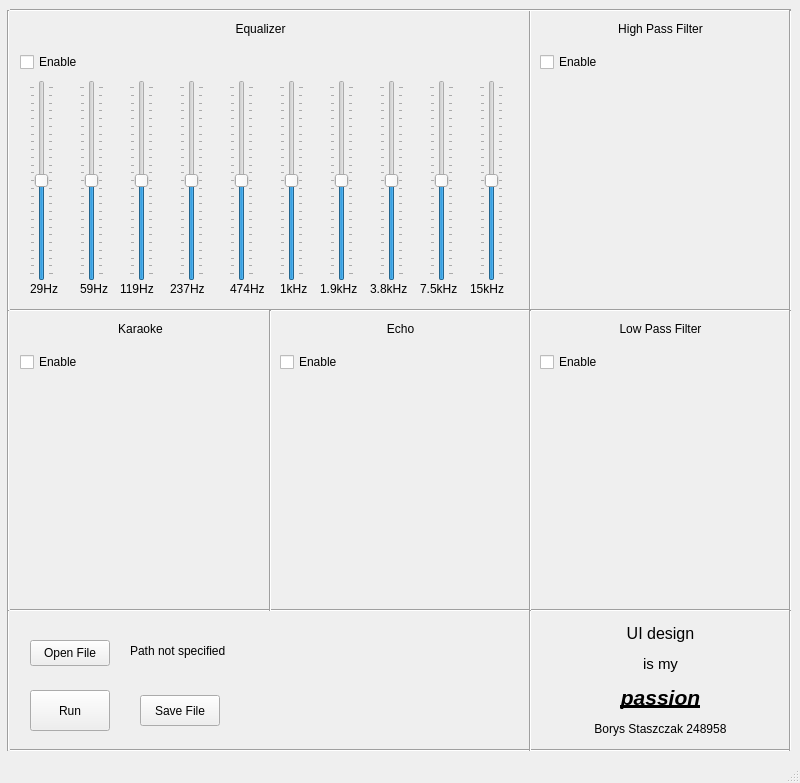
Qt form MainWindow.ui (BlueCookieFrog/Procesory-Sygnalowe) before a commit.
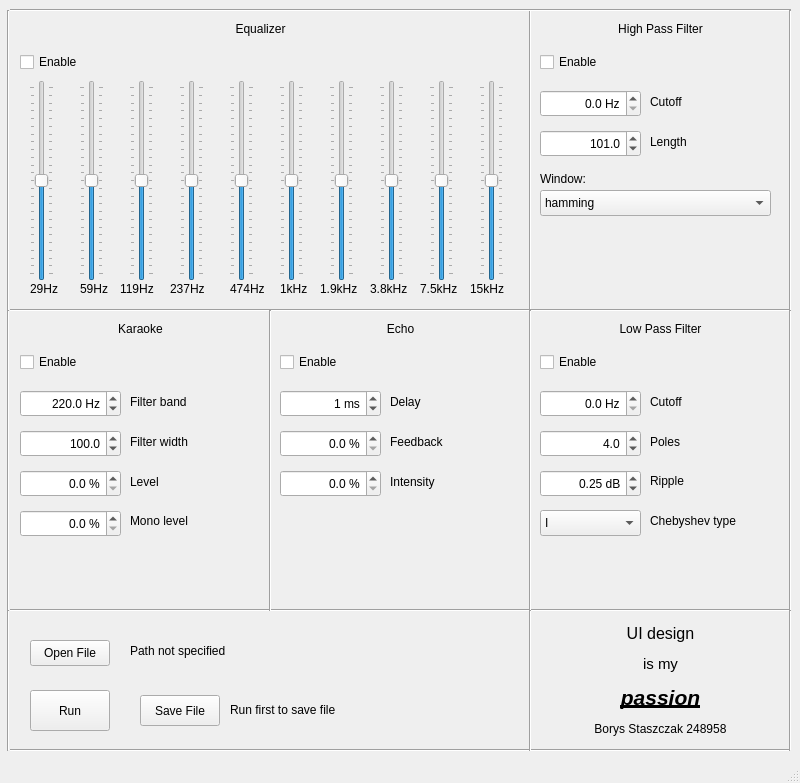
The same form after that commit.

Commit message: Working ui connected to backend

```diff
--- a/MainWindow.ui
+++ b/MainWindow.ui
@@ -830,6 +830,727 @@
      <string>Path not specified</string>
     </property>
    </widget>
+   <widget class="QDoubleSpinBox" name="highpass_cutoff">
+    <property name="geometry">
+     <rect>
+      <x>540</x>
+      <y>90</y>
+      <width>101</width>
+      <height>27</height>
+     </rect>
+    </property>
+    <property name="layoutDirection">
+     <enum>Qt::LeftToRight</enum>
+    </property>
+    <property name="alignment">
+     <set>Qt::AlignRight|Qt::AlignTrailing|Qt::AlignVCenter</set>
+    </property>
+    <property name="buttonSymbols">
+     <enum>QAbstractSpinBox::UpDownArrows</enum>
+    </property>
+    <property name="correctionMode">
+     <enum>QAbstractSpinBox::CorrectToNearestValue</enum>
+    </property>
+    <property name="suffix">
+     <string> Hz</string>
+    </property>
+    <property name="decimals">
+     <number>1</number>
+    </property>
+    <property name="maximum">
+     <double>100000.000000000000000</double>
+    </property>
+    <property name="singleStep">
+     <double>10.000000000000000</double>
+    </property>
+    <property name="stepType">
+     <enum>QAbstractSpinBox::DefaultStepType</enum>
+    </property>
+    <property name="value">
+     <double>0.000000000000000</double>
+    </property>
+   </widget>
+   <widget class="QLabel" name="label_17">
+    <property name="geometry">
+     <rect>
+      <x>650</x>
+      <y>91</y>
+      <width>58</width>
+      <height>21</height>
+     </rect>
+    </property>
+    <property name="text">
+     <string>Cutoff</string>
+    </property>
+   </widget>
+   <widget class="QDoubleSpinBox" name="lowpass_cutoff">
+    <property name="geometry">
+     <rect>
+      <x>540</x>
+      <y>390</y>
+      <width>101</width>
+      <height>27</height>
+     </rect>
+    </property>
+    <property name="layoutDirection">
+     <enum>Qt::LeftToRight</enum>
+    </property>
+    <property name="alignment">
+     <set>Qt::AlignRight|Qt::AlignTrailing|Qt::AlignVCenter</set>
+    </property>
+    <property name="buttonSymbols">
+     <enum>QAbstractSpinBox::UpDownArrows</enum>
+    </property>
+    <property name="correctionMode">
+     <enum>QAbstractSpinBox::CorrectToNearestValue</enum>
+    </property>
+    <property name="suffix">
+     <string> Hz</string>
+    </property>
+    <property name="decimals">
+     <number>1</number>
+    </property>
+    <property name="maximum">
+     <double>100000.000000000000000</double>
+    </property>
+    <property name="singleStep">
+     <double>10.000000000000000</double>
+    </property>
+    <property name="stepType">
+     <enum>QAbstractSpinBox::DefaultStepType</enum>
+    </property>
+    <property name="value">
+     <double>0.000000000000000</double>
+    </property>
+   </widget>
+   <widget class="QLabel" name="label_18">
+    <property name="geometry">
+     <rect>
+      <x>650</x>
+      <y>391</y>
+      <width>58</width>
+      <height>21</height>
+     </rect>
+    </property>
+    <property name="text">
+     <string>Cutoff</string>
+    </property>
+   </widget>
+   <widget class="QDoubleSpinBox" name="highpass_length">
+    <property name="geometry">
+     <rect>
+      <x>540</x>
+      <y>130</y>
+      <width>101</width>
+      <height>27</height>
+     </rect>
+    </property>
+    <property name="layoutDirection">
+     <enum>Qt::LeftToRight</enum>
+    </property>
+    <property name="alignment">
+     <set>Qt::AlignRight|Qt::AlignTrailing|Qt::AlignVCenter</set>
+    </property>
+    <property name="buttonSymbols">
+     <enum>QAbstractSpinBox::UpDownArrows</enum>
+    </property>
+    <property name="correctionMode">
+     <enum>QAbstractSpinBox::CorrectToNearestValue</enum>
+    </property>
+    <property name="decimals">
+     <number>1</number>
+    </property>
+    <property name="maximum">
+     <double>100000.000000000000000</double>
+    </property>
+    <property name="singleStep">
+     <double>10.000000000000000</double>
+    </property>
+    <property name="stepType">
+     <enum>QAbstractSpinBox::DefaultStepType</enum>
+    </property>
+    <property name="value">
+     <double>101.000000000000000</double>
+    </property>
+   </widget>
+   <widget class="QLabel" name="label_19">
+    <property name="geometry">
+     <rect>
+      <x>650</x>
+      <y>131</y>
+      <width>58</width>
+      <height>21</height>
+     </rect>
+    </property>
+    <property name="text">
+     <string>Length</string>
+    </property>
+   </widget>
+   <widget class="QComboBox" name="highpass_window">
+    <property name="geometry">
+     <rect>
+      <x>540</x>
+      <y>190</y>
+      <width>231</width>
+      <height>26</height>
+     </rect>
+    </property>
+    <item>
+     <property name="text">
+      <string>hamming</string>
+     </property>
+    </item>
+    <item>
+     <property name="text">
+      <string>blackman</string>
+     </property>
+    </item>
+    <item>
+     <property name="text">
+      <string>gaussian</string>
+     </property>
+    </item>
+    <item>
+     <property name="text">
+      <string>cosine</string>
+     </property>
+    </item>
+    <item>
+     <property name="text">
+      <string>hann</string>
+     </property>
+    </item>
+   </widget>
+   <widget class="QLabel" name="label_20">
+    <property name="geometry">
+     <rect>
+      <x>540</x>
+      <y>170</y>
+      <width>231</width>
+      <height>18</height>
+     </rect>
+    </property>
+    <property name="text">
+     <string>Window:</string>
+    </property>
+   </widget>
+   <widget class="QDoubleSpinBox" name="lowpass_poles">
+    <property name="geometry">
+     <rect>
+      <x>540</x>
+      <y>430</y>
+      <width>101</width>
+      <height>27</height>
+     </rect>
+    </property>
+    <property name="layoutDirection">
+     <enum>Qt::LeftToRight</enum>
+    </property>
+    <property name="alignment">
+     <set>Qt::AlignRight|Qt::AlignTrailing|Qt::AlignVCenter</set>
+    </property>
+    <property name="buttonSymbols">
+     <enum>QAbstractSpinBox::UpDownArrows</enum>
+    </property>
+    <property name="correctionMode">
+     <enum>QAbstractSpinBox::CorrectToNearestValue</enum>
+    </property>
+    <property name="decimals">
+     <number>1</number>
+    </property>
+    <property name="maximum">
+     <double>1000.000000000000000</double>
+    </property>
+    <property name="singleStep">
+     <double>2.000000000000000</double>
+    </property>
+    <property name="stepType">
+     <enum>QAbstractSpinBox::DefaultStepType</enum>
+    </property>
+    <property name="value">
+     <double>4.000000000000000</double>
+    </property>
+   </widget>
+   <widget class="QLabel" name="label_21">
+    <property name="geometry">
+     <rect>
+      <x>650</x>
+      <y>431</y>
+      <width>58</width>
+      <height>21</height>
+     </rect>
+    </property>
+    <property name="text">
+     <string>Poles</string>
+    </property>
+   </widget>
+   <widget class="QDoubleSpinBox" name="lowpass_ripple">
+    <property name="geometry">
+     <rect>
+      <x>540</x>
+      <y>470</y>
+      <width>101</width>
+      <height>27</height>
+     </rect>
+    </property>
+    <property name="layoutDirection">
+     <enum>Qt::LeftToRight</enum>
+    </property>
+    <property name="alignment">
+     <set>Qt::AlignRight|Qt::AlignTrailing|Qt::AlignVCenter</set>
+    </property>
+    <property name="buttonSymbols">
+     <enum>QAbstractSpinBox::UpDownArrows</enum>
+    </property>
+    <property name="correctionMode">
+     <enum>QAbstractSpinBox::CorrectToNearestValue</enum>
+    </property>
+    <property name="suffix">
+     <string> dB</string>
+    </property>
+    <property name="decimals">
+     <number>2</number>
+    </property>
+    <property name="maximum">
+     <double>20.000000000000000</double>
+    </property>
+    <property name="singleStep">
+     <double>0.500000000000000</double>
+    </property>
+    <property name="stepType">
+     <enum>QAbstractSpinBox::DefaultStepType</enum>
+    </property>
+    <property name="value">
+     <double>0.250000000000000</double>
+    </property>
+   </widget>
+   <widget class="QLabel" name="label_22">
+    <property name="geometry">
+     <rect>
+      <x>650</x>
+      <y>470</y>
+      <width>58</width>
+      <height>21</height>
+     </rect>
+    </property>
+    <property name="text">
+     <string>Ripple</string>
+    </property>
+   </widget>
+   <widget class="QComboBox" name="lowpass_type">
+    <property name="geometry">
+     <rect>
+      <x>540</x>
+      <y>510</y>
+      <width>101</width>
+      <height>26</height>
+     </rect>
+    </property>
+    <property name="layoutDirection">
+     <enum>Qt::LeftToRight</enum>
+    </property>
+    <property name="autoFillBackground">
+     <bool>false</bool>
+    </property>
+    <property name="sizeAdjustPolicy">
+     <enum>QComboBox::AdjustToContentsOnFirstShow</enum>
+    </property>
+    <item>
+     <property name="text">
+      <string>I</string>
+     </property>
+    </item>
+    <item>
+     <property name="text">
+      <string>II</string>
+     </property>
+    </item>
+   </widget>
+   <widget class="QLabel" name="label_23">
+    <property name="geometry">
+     <rect>
+      <x>650</x>
+      <y>510</y>
+      <width>101</width>
+      <height>21</height>
+     </rect>
+    </property>
+    <property name="text">
+     <string>Chebyshev type</string>
+    </property>
+   </widget>
+   <widget class="QSpinBox" name="echo_delay">
+    <property name="geometry">
+     <rect>
+      <x>280</x>
+      <y>390</y>
+      <width>101</width>
+      <height>27</height>
+     </rect>
+    </property>
+    <property name="alignment">
+     <set>Qt::AlignRight|Qt::AlignTrailing|Qt::AlignVCenter</set>
+    </property>
+    <property name="suffix">
+     <string> ms</string>
+    </property>
+    <property name="prefix">
+     <string/>
+    </property>
+    <property name="maximum">
+     <number>100000</number>
+    </property>
+    <property name="singleStep">
+     <number>10</number>
+    </property>
+    <property name="value">
+     <number>1</number>
+    </property>
+   </widget>
+   <widget class="QLabel" name="label_24">
+    <property name="geometry">
+     <rect>
+      <x>390</x>
+      <y>391</y>
+      <width>58</width>
+      <height>21</height>
+     </rect>
+    </property>
+    <property name="text">
+     <string>Delay</string>
+    </property>
+   </widget>
+   <widget class="QDoubleSpinBox" name="echo_feedback">
+    <property name="geometry">
+     <rect>
+      <x>280</x>
+      <y>430</y>
+      <width>101</width>
+      <height>27</height>
+     </rect>
+    </property>
+    <property name="layoutDirection">
+     <enum>Qt::LeftToRight</enum>
+    </property>
+    <property name="alignment">
+     <set>Qt::AlignRight|Qt::AlignTrailing|Qt::AlignVCenter</set>
+    </property>
+    <property name="buttonSymbols">
+     <enum>QAbstractSpinBox::UpDownArrows</enum>
+    </property>
+    <property name="correctionMode">
+     <enum>QAbstractSpinBox::CorrectToNearestValue</enum>
+    </property>
+    <property name="suffix">
+     <string> %</string>
+    </property>
+    <property name="decimals">
+     <number>1</number>
+    </property>
+    <property name="maximum">
+     <double>100.000000000000000</double>
+    </property>
+    <property name="singleStep">
+     <double>1.000000000000000</double>
+    </property>
+    <property name="stepType">
+     <enum>QAbstractSpinBox::DefaultStepType</enum>
+    </property>
+    <property name="value">
+     <double>0.000000000000000</double>
+    </property>
+   </widget>
+   <widget class="QDoubleSpinBox" name="echo_intensity">
+    <property name="geometry">
+     <rect>
+      <x>280</x>
+      <y>470</y>
+      <width>101</width>
+      <height>27</height>
+     </rect>
+    </property>
+    <property name="layoutDirection">
+     <enum>Qt::LeftToRight</enum>
+    </property>
+    <property name="alignment">
+     <set>Qt::AlignRight|Qt::AlignTrailing|Qt::AlignVCenter</set>
+    </property>
+    <property name="buttonSymbols">
+     <enum>QAbstractSpinBox::UpDownArrows</enum>
+    </property>
+    <property name="correctionMode">
+     <enum>QAbstractSpinBox::CorrectToNearestValue</enum>
+    </property>
+    <property name="suffix">
+     <string> %</string>
+    </property>
+    <property name="decimals">
+     <number>1</number>
+    </property>
+    <property name="maximum">
+     <double>100.000000000000000</double>
+    </property>
+    <property name="singleStep">
+     <double>1.000000000000000</double>
+    </property>
+    <property name="stepType">
+     <enum>QAbstractSpinBox::DefaultStepType</enum>
+    </property>
+    <property name="value">
+     <double>0.000000000000000</double>
+    </property>
+   </widget>
+   <widget class="QLabel" name="label_25">
+    <property name="geometry">
+     <rect>
+      <x>390</x>
+      <y>471</y>
+      <width>71</width>
+      <height>21</height>
+     </rect>
+    </property>
+    <property name="text">
+     <string>Intensity</string>
+    </property>
+   </widget>
+   <widget class="QLabel" name="label_26">
+    <property name="geometry">
+     <rect>
+      <x>390</x>
+      <y>431</y>
+      <width>61</width>
+      <height>21</height>
+     </rect>
+    </property>
+    <property name="text">
+     <string>Feedback</string>
+    </property>
+   </widget>
+   <widget class="QDoubleSpinBox" name="karaoke_filter_band">
+    <property name="geometry">
+     <rect>
+      <x>20</x>
+      <y>390</y>
+      <width>101</width>
+      <height>27</height>
+     </rect>
+    </property>
+    <property name="layoutDirection">
+     <enum>Qt::LeftToRight</enum>
+    </property>
+    <property name="alignment">
+     <set>Qt::AlignRight|Qt::AlignTrailing|Qt::AlignVCenter</set>
+    </property>
+    <property name="buttonSymbols">
+     <enum>QAbstractSpinBox::UpDownArrows</enum>
+    </property>
+    <property name="correctionMode">
+     <enum>QAbstractSpinBox::CorrectToNearestValue</enum>
+    </property>
+    <property name="suffix">
+     <string> Hz</string>
+    </property>
+    <property name="decimals">
+     <number>1</number>
+    </property>
+    <property name="maximum">
+     <double>100000.000000000000000</double>
+    </property>
+    <property name="singleStep">
+     <double>10.000000000000000</double>
+    </property>
+    <property name="stepType">
+     <enum>QAbstractSpinBox::DefaultStepType</enum>
+    </property>
+    <property name="value">
+     <double>220.000000000000000</double>
+    </property>
+   </widget>
+   <widget class="QDoubleSpinBox" name="karaoke_filter_width">
+    <property name="geometry">
+     <rect>
+      <x>20</x>
+      <y>430</y>
+      <width>101</width>
+      <height>27</height>
+     </rect>
+    </property>
+    <property name="layoutDirection">
+     <enum>Qt::LeftToRight</enum>
+    </property>
+    <property name="alignment">
+     <set>Qt::AlignRight|Qt::AlignTrailing|Qt::AlignVCenter</set>
+    </property>
+    <property name="buttonSymbols">
+     <enum>QAbstractSpinBox::UpDownArrows</enum>
+    </property>
+    <property name="correctionMode">
+     <enum>QAbstractSpinBox::CorrectToNearestValue</enum>
+    </property>
+    <property name="suffix">
+     <string/>
+    </property>
+    <property name="decimals">
+     <number>1</number>
+    </property>
+    <property name="maximum">
+     <double>100000.000000000000000</double>
+    </property>
+    <property name="singleStep">
+     <double>10.000000000000000</double>
+    </property>
+    <property name="stepType">
+     <enum>QAbstractSpinBox::DefaultStepType</enum>
+    </property>
+    <property name="value">
+     <double>100.000000000000000</double>
+    </property>
+   </widget>
+   <widget class="QDoubleSpinBox" name="karaoke_level">
+    <property name="geometry">
+     <rect>
+      <x>20</x>
+      <y>470</y>
+      <width>101</width>
+      <height>27</height>
+     </rect>
+    </property>
+    <property name="layoutDirection">
+     <enum>Qt::LeftToRight</enum>
+    </property>
+    <property name="alignment">
+     <set>Qt::AlignRight|Qt::AlignTrailing|Qt::AlignVCenter</set>
+    </property>
+    <property name="buttonSymbols">
+     <enum>QAbstractSpinBox::UpDownArrows</enum>
+    </property>
+    <property name="correctionMode">
+     <enum>QAbstractSpinBox::CorrectToNearestValue</enum>
+    </property>
+    <property name="suffix">
+     <string> %</string>
+    </property>
+    <property name="decimals">
+     <number>1</number>
+    </property>
+    <property name="maximum">
+     <double>100.000000000000000</double>
+    </property>
+    <property name="singleStep">
+     <double>1.000000000000000</double>
+    </property>
+    <property name="stepType">
+     <enum>QAbstractSpinBox::DefaultStepType</enum>
+    </property>
+    <property name="value">
+     <double>0.000000000000000</double>
+    </property>
+   </widget>
+   <widget class="QDoubleSpinBox" name="karaoke_mono_level">
+    <property name="geometry">
+     <rect>
+      <x>20</x>
+      <y>510</y>
+      <width>101</width>
+      <height>27</height>
+     </rect>
+    </property>
+    <property name="layoutDirection">
+     <enum>Qt::LeftToRight</enum>
+    </property>
+    <property name="alignment">
+     <set>Qt::AlignRight|Qt::AlignTrailing|Qt::AlignVCenter</set>
+    </property>
+    <property name="buttonSymbols">
+     <enum>QAbstractSpinBox::UpDownArrows</enum>
+    </property>
+    <property name="correctionMode">
+     <enum>QAbstractSpinBox::CorrectToNearestValue</enum>
+    </property>
+    <property name="suffix">
+     <string> %</string>
+    </property>
+    <property name="decimals">
+     <number>1</number>
+    </property>
+    <property name="maximum">
+     <double>100.000000000000000</double>
+    </property>
+    <property name="singleStep">
+     <double>1.000000000000000</double>
+    </property>
+    <property name="stepType">
+     <enum>QAbstractSpinBox::DefaultStepType</enum>
+    </property>
+    <property name="value">
+     <double>0.000000000000000</double>
+    </property>
+   </widget>
+   <widget class="QLabel" name="label_27">
+    <property name="geometry">
+     <rect>
+      <x>130</x>
+      <y>391</y>
+      <width>71</width>
+      <height>21</height>
+     </rect>
+    </property>
+    <property name="text">
+     <string>Filter band</string>
+    </property>
+   </widget>
+   <widget class="QLabel" name="label_28">
+    <property name="geometry">
+     <rect>
+      <x>130</x>
+      <y>431</y>
+      <width>81</width>
+      <height>21</height>
+     </rect>
+    </property>
+    <property name="text">
+     <string>Filter width</string>
+    </property>
+   </widget>
+   <widget class="QLabel" name="label_29">
+    <property name="geometry">
+     <rect>
+      <x>130</x>
+      <y>471</y>
+      <width>81</width>
+      <height>21</height>
+     </rect>
+    </property>
+    <property name="text">
+     <string>Level</string>
+    </property>
+   </widget>
+   <widget class="QLabel" name="label_30">
+    <property name="geometry">
+     <rect>
+      <x>130</x>
+      <y>510</y>
+      <width>81</width>
+      <height>21</height>
+     </rect>
+    </property>
+    <property name="text">
+     <string>Mono level</string>
+    </property>
+   </widget>
+   <widget class="QLabel" name="label_31">
+    <property name="geometry">
+     <rect>
+      <x>230</x>
+      <y>699</y>
+      <width>281</width>
+      <height>21</height>
+     </rect>
+    </property>
+    <property name="text">
+     <string>Run first to save file</string>
+    </property>
+   </widget>
   </widget>
   <widget class="QStatusBar" name="statusbar"/>
  </widget>
```
Left out of the diff: 19 changed lines with no effect on the pictures. The commit also changes 7 other files.
